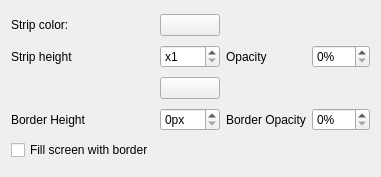
Old version of the form src/contents/ui/config.ui in the repository juanma1980/mosestrip.
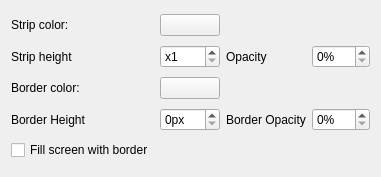
New version of the form. Custom widgets are drawn as their Qt base class.

Commit message: add label for border color

```diff
--- a/src/contents/ui/config.ui
+++ b/src/contents/ui/config.ui
@@ -65,6 +65,13 @@
        </property>
       </widget>
      </item>
+   <item row="2" column="0">
+    <widget class="QLabel" name="label">
+     <property name="text">
+      <string>Border color:</string>
+     </property>
+    </widget>
+   </item>
    <item row="2" column="1">
     <widget class="KColorButton" name="kcfg_BorderColor">
      <property name="flat">
```
